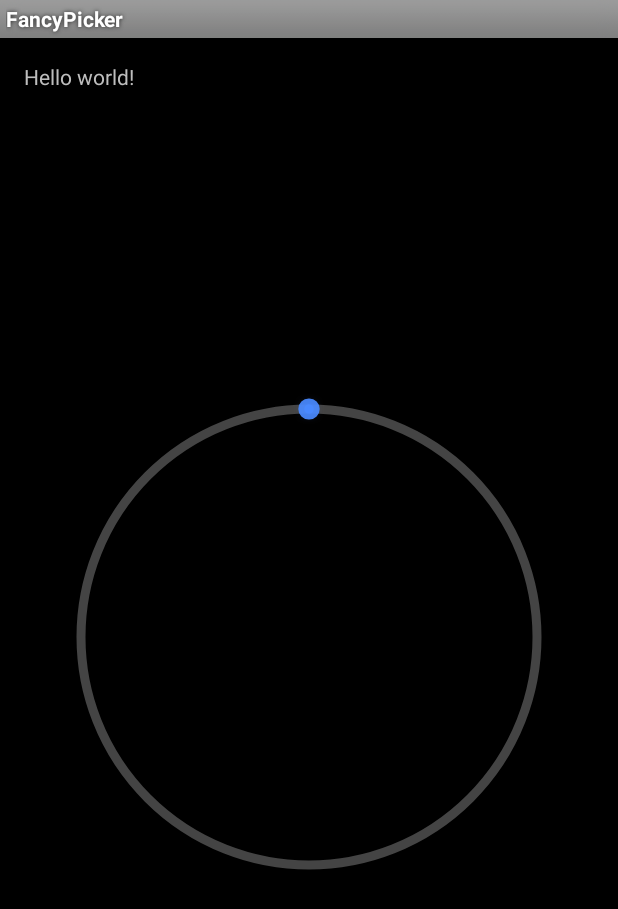
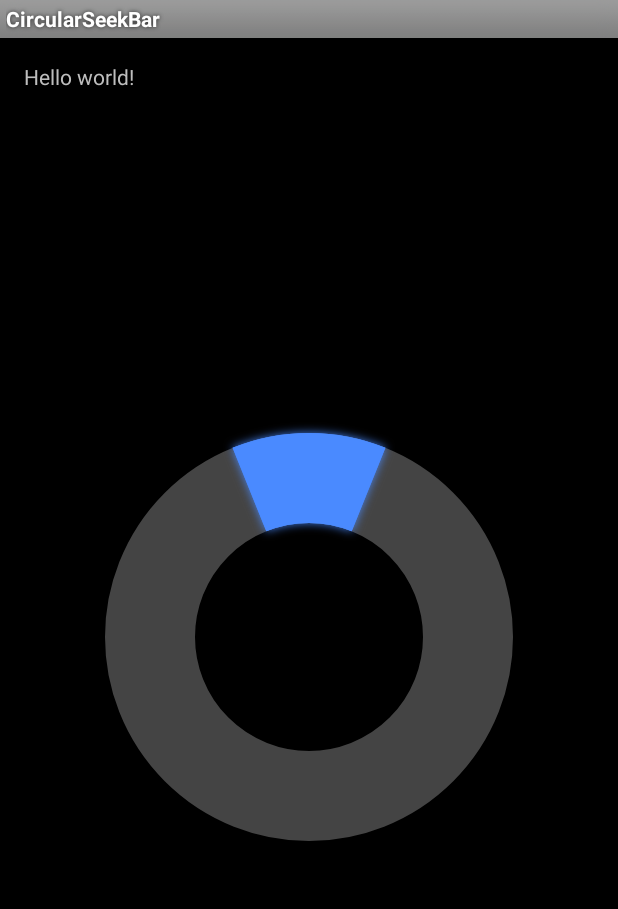
Before and after one commit to tankery/CircularSeekBar, an Android app: the screen it shows after launch (MainActivity), on a phone screen of 412 x 824 dp. Shown: the top 909 px of the screen. Run offline under Robolectric (Android 15) with nearby library versions, the phone set to English and light mode, and no system bars.

Commit message:
Add demo for extended circular seek bar.

```diff
--- a/app/src/main/res/layout/activity_main.xml
+++ b/app/src/main/res/layout/activity_main.xml
@@ -18,6 +18,9 @@
         android:layout_height="wrap_content"
         android:layout_centerInParent="true"
         android:layout_margin="16dp"
-        app:cs_circle_stroke_width="6"/>
+        app:cs_circle_style="butt"
+        app:cs_circle_stroke_width="60"
+        app:cs_pointer_stroke_width="60"
+        app:cs_pointer_angle="44"/>
 
 </RelativeLayout>
--- a/app/src/main/res/values/strings.xml
+++ b/app/src/main/res/values/strings.xml
@@ -1,5 +1,5 @@
 <resources>
-    <string name="app_name">FancyPicker</string>
+    <string name="app_name">CircularSeekBar</string>
 
     <string name="hello_world">Hello world!</string>
     <string name="action_settings">Settings</string>
```
